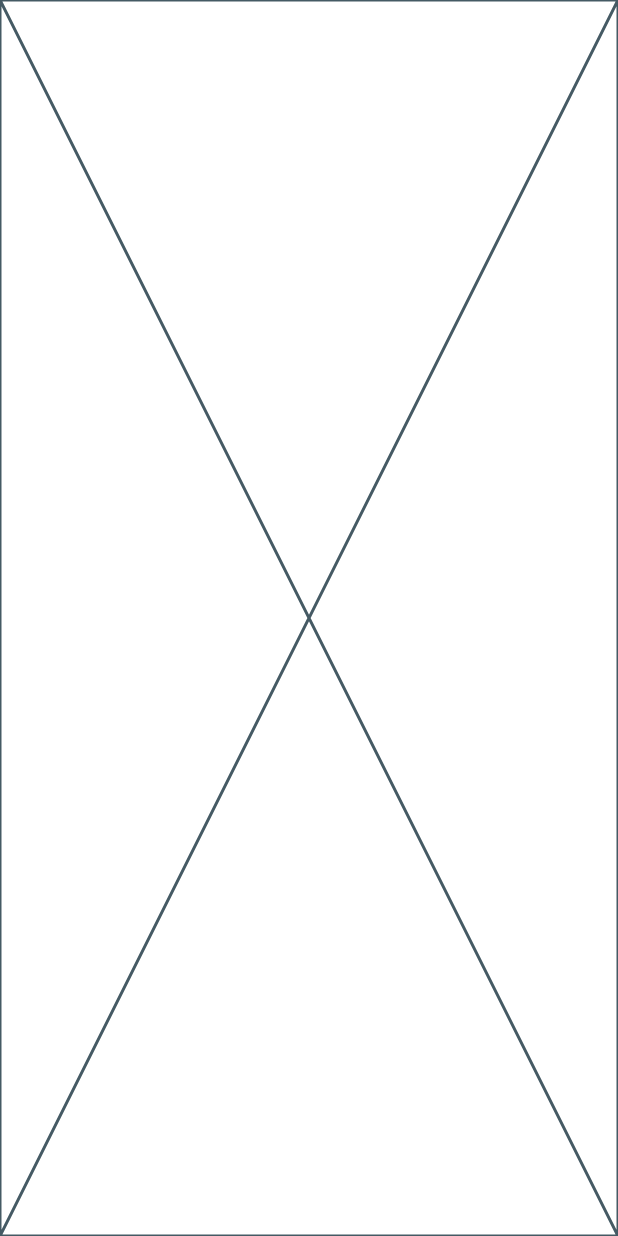
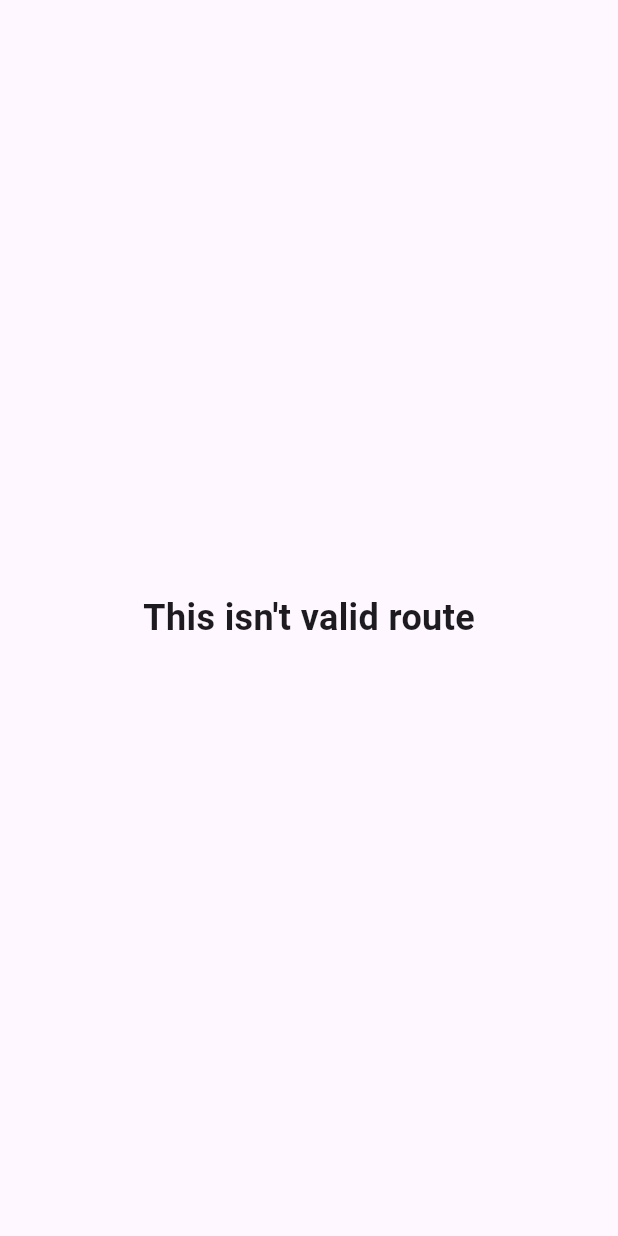
Before and after one commit to minanadyzarifnasef/theMovieDBTask, a Flutter app: the screen it shows after launch, on a phone screen of 412 x 824 dp. Run offline on Flutter 3.47's test engine with Material 3 defaults, Android fonts, the phone set to English and light mode, and no system bars.

Commit message:
-add core function (app routing-styles)

```diff
--- /dev/null
+++ b/lib/core/constants/strings.dart
@@ -0,0 +1,7 @@
+// Hey team 👋 I moved all UI strings here just to keep things organized.
+// In a real-world scenario, this would be replaced with proper localization
+// support for multiple languages (e.g., using intl or flutter_localizations).
+
+
+const String appName='Axis Task';
+const String invalidRoute="This isn't valid route";
--- /dev/null
+++ b/lib/core/routing/app_router.dart
@@ -0,0 +1,22 @@
+
+
+import 'package:flutter/material.dart';
+
+import '../style/widgets/no_route_widget.dart';
+import 'routes.dart';
+
+class AppRouter {
+  Route generateRoute(RouteSettings settings) {
+    final arguments = settings.arguments;
+
+    switch (settings.name) {
+
+
+      default:
+        return MaterialPageRoute(builder: (_) => const NoRouteWidget());
+
+    }
+  }
+
+
+}
--- /dev/null
+++ b/lib/core/routing/routes.dart
@@ -0,0 +1,4 @@
+class Routes {
+  static const String splashScreen = '/splashScreen';
+
+}
--- /dev/null
+++ b/lib/core/style/text_style.dart
@@ -0,0 +1,8 @@
+import 'package:flutter/material.dart';
+
+abstract class TextStyles {
+  static const TextStyle bold24 =
+  TextStyle(fontSize: 24, fontWeight: FontWeight.bold);
+
+
+}
--- /dev/null
+++ b/lib/core/style/widgets/no_route_widget.dart
@@ -0,0 +1,16 @@
+import 'package:flutter/material.dart';
+
+import '../../constants/strings.dart';
+import '../text_style.dart';
+class NoRouteWidget extends StatelessWidget {
+  const NoRouteWidget({super.key});
+
+  @override
+  Widget build(BuildContext context) {
+    return const Scaffold(
+      body: Center(
+        child:  Text(invalidRoute,style: TextStyles.bold24,),
+      ),
+    );
+  }
+}
--- a/lib/main.dart
+++ b/lib/main.dart
@@ -1,4 +1,8 @@
 import 'package:flutter/material.dart';
+
+import 'core/constants/strings.dart';
+import 'core/routing/app_router.dart';
+import 'core/routing/routes.dart';
 
 void main() {
   runApp(const MyApp());
@@ -10,9 +14,16 @@ class MyApp extends StatelessWidget {
   // This widget is the root of your application.
   @override
   Widget build(BuildContext context) {
-    return MaterialApp(
-      title: 'Flutter Demo',
-      home: Placeholder(),
+    return  MaterialApp(
+      title: appName,
+      debugShowCheckedModeBanner: false,
+      onGenerateRoute: AppRouter().generateRoute,
+      initialRoute: "asdsadd",
+     // Routes.splashScreen,
+      theme: ThemeData(
+        colorScheme: ColorScheme.fromSeed(seedColor: Colors.deepPurple),
+      ),
+
     );
   }
 }
```
Also changed, not shown: pubspec.lock.
